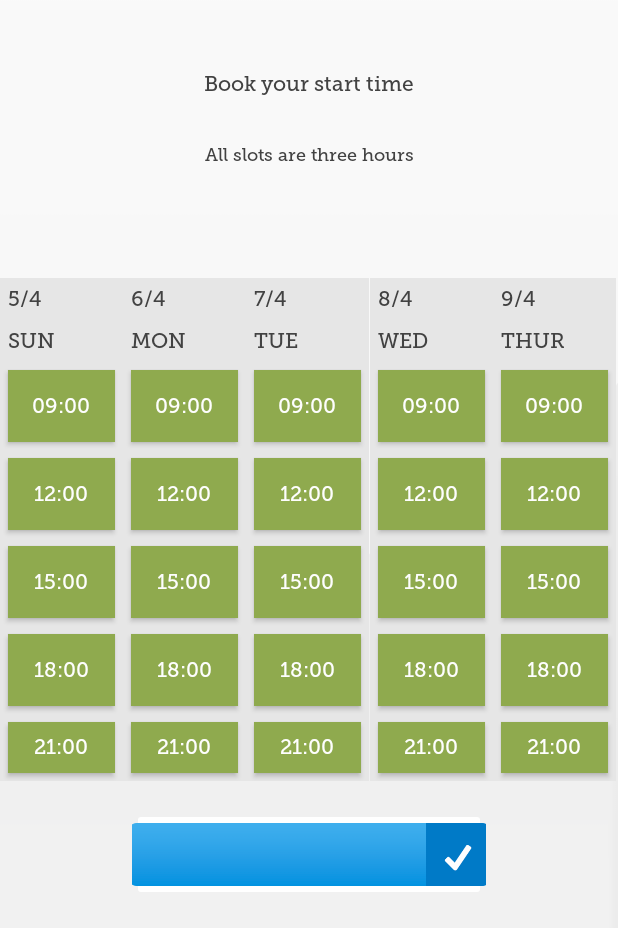
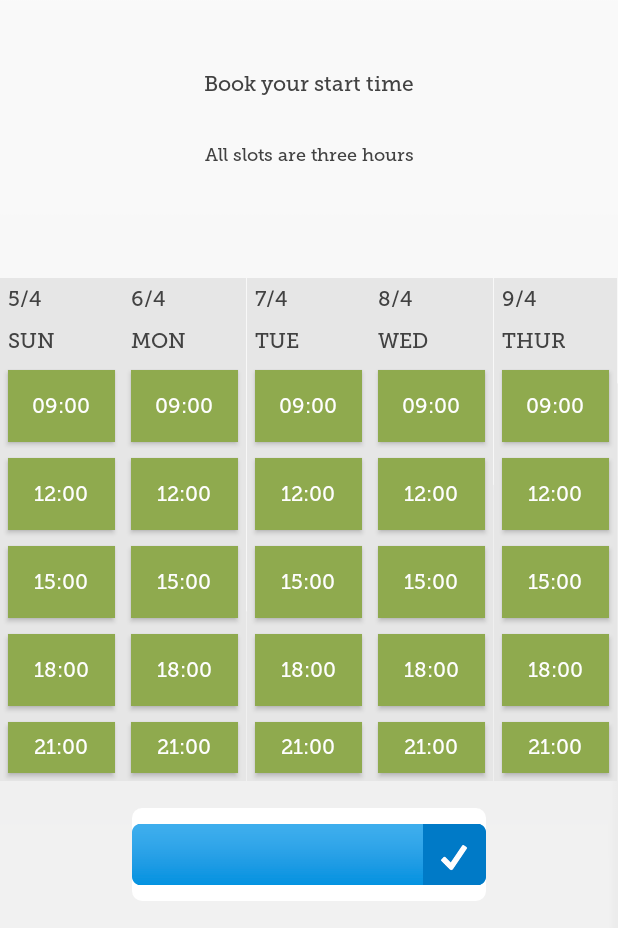
Before and after one commit to EmanuelDellsen/StadsTid, an Android app: the fragment TimeSlotFragment placed in its activity, on a phone screen of 412 x 824 dp, the part 308-1236 px from its top. Run offline under Robolectric (Android 15) with nearby library versions, the phone set to English and light mode, and no system bars; 1 statement that could not run was skipped.

Commit message:
update xml files to round edges

```diff
--- a/Android/app/src/main/res/drawable/available_time_slot.xml
+++ b/Android/app/src/main/res/drawable/available_time_slot.xml
@@ -1,19 +1,23 @@
 <?xml version="1.0" encoding="utf-8"?>
 <selector xmlns:android="http://schemas.android.com/apk/res/android" >
+
+
     <item  android:state_pressed="true" android:drawable="@color/timeslotButtonClicked"  >
         <shape android:shape="rectangle"  >
-            <corners android:radius="6dip" />
+            <corners android:radius="10dip" />
         </shape>
     </item>
     <item android:state_focused="true"  android:drawable="@color/timeslotButtonClicked">
         <shape android:shape="rectangle"  >
-            <corners android:radius="6dip" />
+            <corners android:radius="10dip" />
 
         </shape>
     </item>
     <item android:state_pressed="false" android:drawable="@color/backgroundActive">
         <shape android:shape="rectangle"  >
-            <corners android:radius="6dip" />
+            <corners android:radius="10dip" />
         </shape>
     </item>
+
+
 </selector>
--- a/Android/app/src/main/res/layout/fragment_time_slot.xml
+++ b/Android/app/src/main/res/layout/fragment_time_slot.xml
@@ -24,7 +24,7 @@
 
     <androidx.viewpager.widget.ViewPager
         android:id="@+id/viewPager"
-        android:layout_width="411dp"
+        android:layout_width="wrap_content"
         android:layout_height="335dp"
         app:layout_constraintBottom_toBottomOf="parent"
         app:layout_constraintEnd_toEndOf="parent"
@@ -40,9 +40,11 @@
         android:id="@+id/accept_booking_btn"
         android:layout_width="236dp"
         android:layout_height="62dp"
+        android:background="@drawable/round_corners"
         android:backgroundTint="#FFFFFF"
-        android:scaleType="centerCrop"
         android:contentDescription="@string/book_start_time"
+        android:scaleType="fitCenter"
+        android:visibility="visible"
         app:layout_constraintBottom_toBottomOf="parent"
         app:layout_constraintEnd_toEndOf="parent"
         app:layout_constraintStart_toStartOf="parent"
--- a/Android/app/src/main/res/layout/time_slot_item.xml
+++ b/Android/app/src/main/res/layout/time_slot_item.xml
@@ -27,8 +27,7 @@
             android:layout_height="wrap_content"
             android:text="@string/btn_first_slot"
             android:background="@drawable/available_time_slot"
-            android:layout_margin="5dp"
-            />
+            android:layout_margin="5dp" />
         <Button
             android:id="@+id/btn_second_slot"
             android:layout_width="wrap_content"
```
